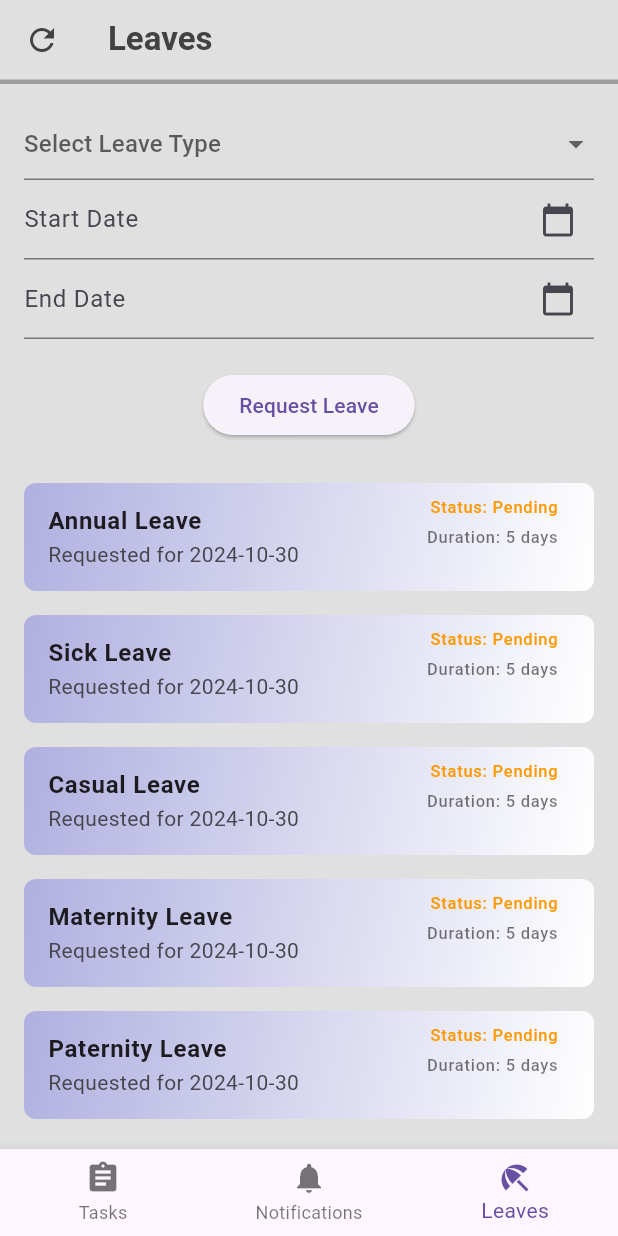
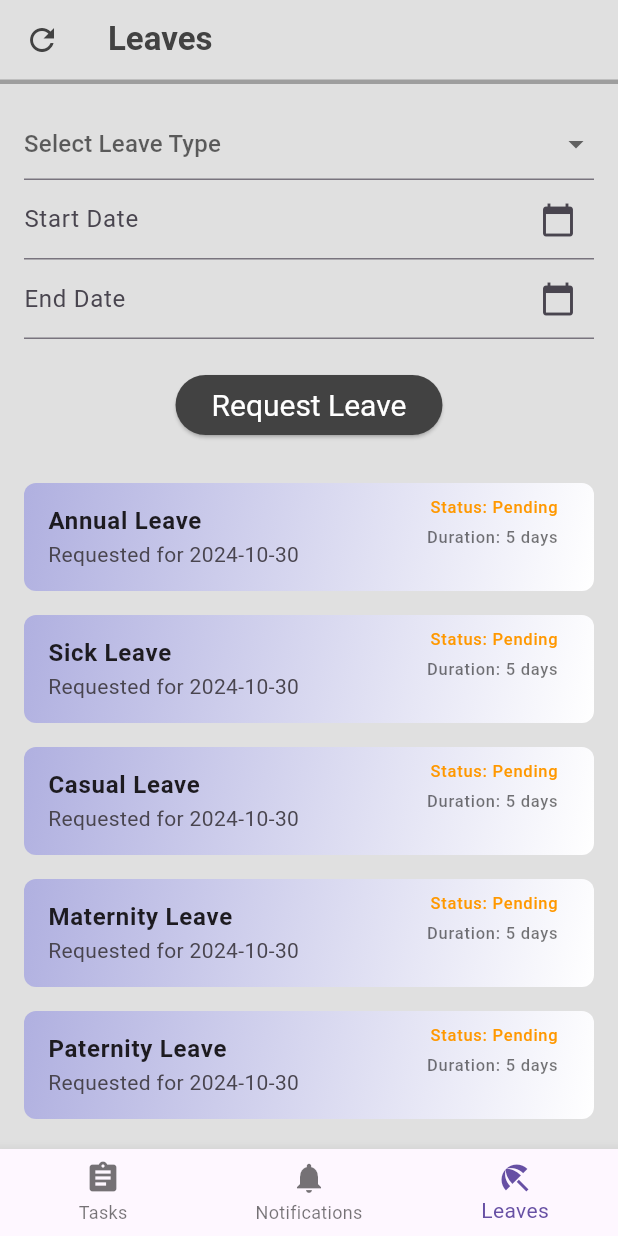
Before and after one commit to HUSSAIN13Q/tasky, a Flutter app: the screen it shows after launch, item 3 of the bottom bar chosen, on a phone screen of 412 x 824 dp. Run offline on Flutter 3.47's test engine with Material 3 defaults, Android fonts, the light colour scheme and no system bars; our stand-ins replace dio, go_router, shared_preferences; accounts and stored records are empty.

Commit message:
leave buton be updated

```diff
--- a/lib/pages/LeavesPage.dart
+++ b/lib/pages/LeavesPage.dart
@@ -122,7 +122,22 @@ class _LeavesPageState extends State<LeavesPage> {
                 );
               }
             },
-            child: Text('Request Leave'),
+            style: ButtonStyle(
+              backgroundColor: MaterialStateProperty.all<Color>(
+                Colors.grey[800]!, // Set button color here
+              ),
+              textStyle: MaterialStateProperty.all<TextStyle>(
+                TextStyle(
+                  color: Colors.white, // Set text color to white
+                  fontSize: 20, // Change font size to 20
+                ),
+              ),
+            ),
+            child: Text('Request Leave',
+                style: TextStyle(
+                    color: Colors.white,
+                    fontSize:
+                        20)), // Ensure button text is white and font size is 20
           ),
           SizedBox(height: 20),
 
```
